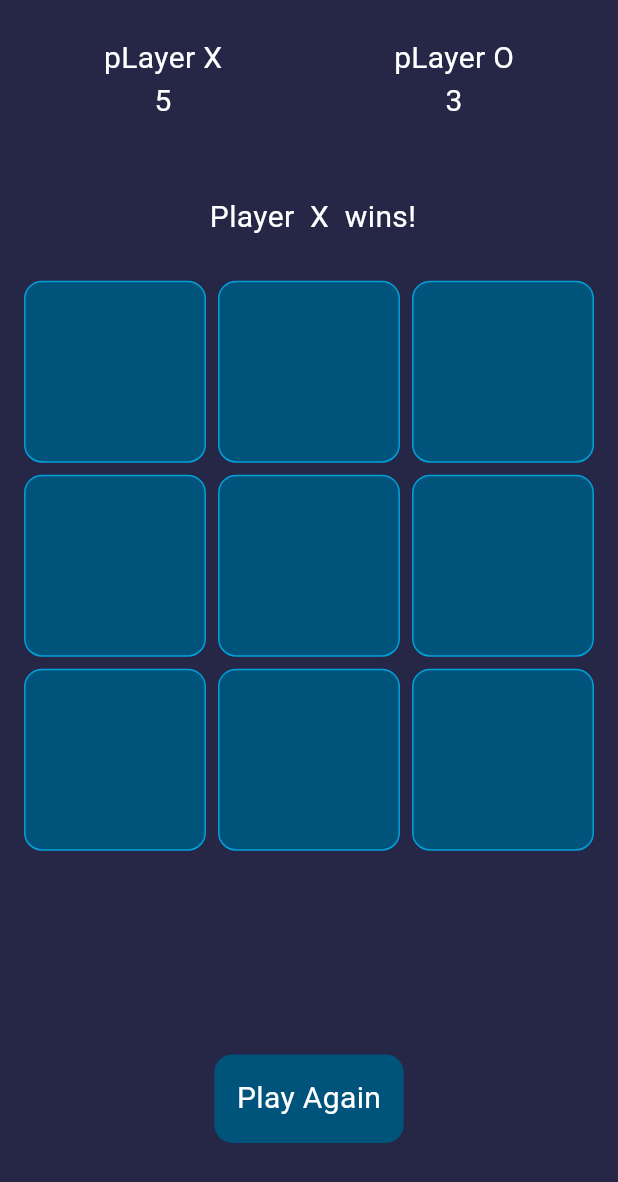
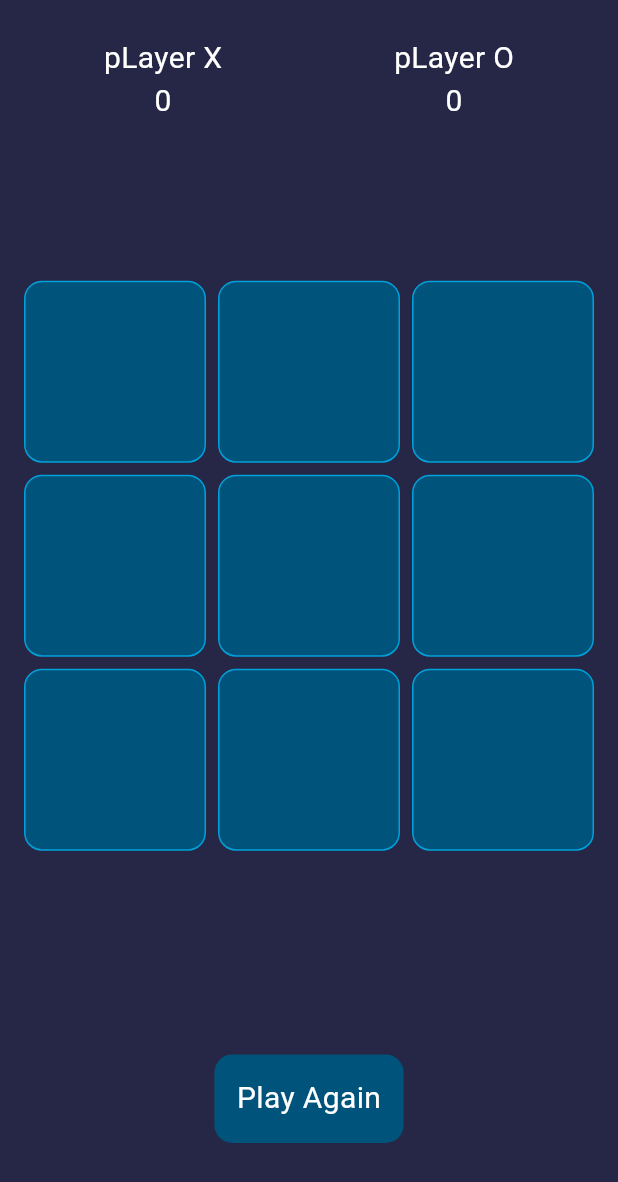
Before and after one commit to MohamedQaid/QuickXO-Flutter-Game-, a Flutter app: the screen it shows after launch, on a phone screen of 412 x 824 dp. Shown: the top 1182 px of the screen. Run offline on Flutter 3.47's test engine with Material 3 defaults, Android fonts, the phone set to English and light mode, and no system bars.

Commit message:
add fun checkWinner and View result

```diff
--- a/lib/providers/provider_check.dart
+++ b/lib/providers/provider_check.dart
@@ -1,3 +1,33 @@
+// ignore_for_file: avoid_print
+
 import 'package:flutter/material.dart';
 
-class ProviderCheck extends ChangeNotifier {}
+class ProviderCheck extends ChangeNotifier {
+  String _result = '';
+  int _playerX = 0;
+  int _playerO = 0;
+
+  get playerX => _playerX;
+  get playerO => _playerO;
+  get result => _result;
+
+  void clearResult(List borderXO) {
+    borderXO.fillRange(0, borderXO.length, "");
+    _result = '';
+    notifyListeners();
+  }
+
+  void checkResult(List borderXO) {
+    if (borderXO[0] == borderXO[1] &&
+        borderXO[0] == borderXO[2] &&
+        borderXO[0] != '') {
+      _result = 'Player ${borderXO[0]}  Wins!';
+      if (borderXO[0] == 'X') {
+        _playerX += 1;
+      } else {
+        _playerO += 1;
+      }
+      notifyListeners();
+    }
+  }
+}
--- a/lib/screens/home_screen.dart
+++ b/lib/screens/home_screen.dart
@@ -1,5 +1,6 @@
 import 'package:flutter/material.dart';
 import 'package:provider/provider.dart';
+import 'package:quick_xo_flutter_game/providers/provider_check.dart';
 import 'package:quick_xo_flutter_game/providers/provider_play_on_border.dart';
 import '../widgets/custom_border_play.dart';
 import '../widgets/custom_btn_again_game.dart';
@@ -11,7 +12,7 @@ class HomeScreen extends StatelessWidget {
   @override
   Widget build(BuildContext context) {
     final provPlayOnBorder = context.watch<ProviderPlayOnBorder>();
-
+    final provCheckWin = context.watch<ProviderCheck>();
     return SafeArea(
       child: Scaffold(
         backgroundColor: const Color(0xff262746),
@@ -19,16 +20,29 @@ class HomeScreen extends StatelessWidget {
           padding: const EdgeInsets.symmetric(horizontal: 12.0),
           child: Column(
             children: [
-              const Expanded(flex: 2, child: CustomViewResult()),
+              Expanded(
+                  flex: 2,
+                  child: CustomViewResult(
+                    resultWin: provCheckWin.result,
+                    stPlayerOWin: provCheckWin.playerO,
+                    stPlayerXWin: provCheckWin.playerX,
+                  )),
               Expanded(
                   flex: 5,
                   child: CustomBorderPlay(
                     onTap: (int index) {
                       provPlayOnBorder.playOnBorder(index);
+                      provCheckWin.checkResult(provPlayOnBorder.borderXO);
                     },
                     borderXO: provPlayOnBorder.borderXO,
                   )),
-              const Expanded(flex: 2, child: CustomBtnAgainGame()),
+              Expanded(
+                  flex: 2,
+                  child: CustomBtnAgainGame(
+                    onTap: () {
+                      provCheckWin.clearResult(provPlayOnBorder.borderXO);
+                    },
+                  )),
             ],
           ),
         ),
--- a/lib/widgets/custom_btn_again_game.dart
+++ b/lib/widgets/custom_btn_again_game.dart
@@ -4,13 +4,15 @@ import 'package:quick_xo_flutter_game/widgets/custom/custom_text.dart';
 class CustomBtnAgainGame extends StatelessWidget {
   const CustomBtnAgainGame({
     super.key,
+    this.onTap,
   });
-
+  final void Function()? onTap;
   @override
   Widget build(BuildContext context) {
     return Align(
       alignment: Alignment.center,
       child: GestureDetector(
+        onTap: onTap,
         child: Container(
             padding: const EdgeInsets.all(15.0),
             decoration: BoxDecoration(
--- a/lib/widgets/custom_view_result.dart
+++ b/lib/widgets/custom_view_result.dart
@@ -4,28 +4,34 @@ import 'package:quick_xo_flutter_game/widgets/custom/custom_text.dart';
 class CustomViewResult extends StatelessWidget {
   const CustomViewResult({
     super.key,
+    required this.stPlayerXWin,
+    required this.stPlayerOWin,
+    required this.resultWin,
   });
 
+  final int stPlayerXWin;
+  final int stPlayerOWin;
+  final String resultWin;
   @override
   Widget build(BuildContext context) {
-    return const Column(
+    return Column(
       mainAxisAlignment: MainAxisAlignment.spaceAround,
       children: [
         Row(mainAxisAlignment: MainAxisAlignment.spaceAround, children: [
           Column(
             children: [
-              CustomText(stringText: 'pLayer X'),
-              CustomText(stringText: '5')
+              const CustomText(stringText: 'pLayer X'),
+              CustomText(stringText: '$stPlayerXWin')
             ],
           ),
           Column(
             children: [
-              CustomText(stringText: 'pLayer O'),
-              CustomText(stringText: '3')
+              const CustomText(stringText: 'pLayer O'),
+              CustomText(stringText: '$stPlayerOWin')
             ],
           ),
         ]),
-        CustomText(stringText: ' Player  X  wins!'),
+        CustomText(stringText: resultWin),
       ],
     );
   }
```
